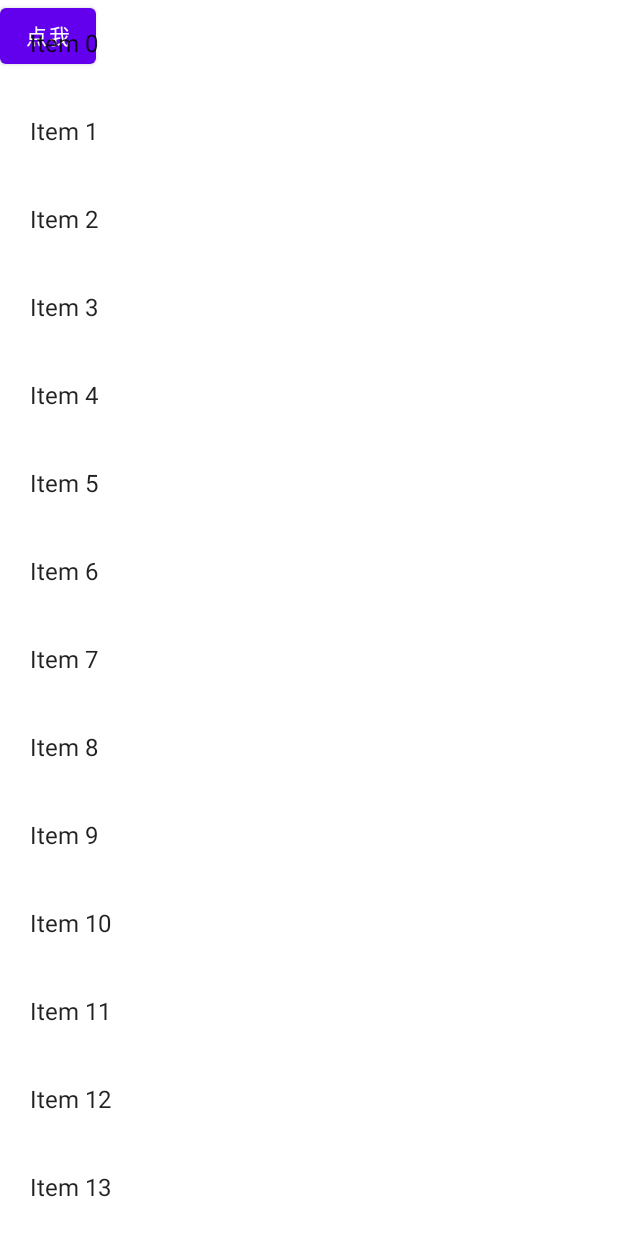
After one commit to FunnySaltyFish/JetpackComposeStudy, an Android app built with Jetpack Compose: the composable ClickEventTest shown on its own in the app's theme, on a phone screen of 412 x 824 dp. The commit adds this screen. Run offline under Robolectric (Android 15) with nearby library versions, the phone set to English and light mode, and no system bars.

```diff
--- a/app/build.gradle
+++ b/app/build.gradle
@@ -50,7 +50,7 @@ dependencies {
     implementation 'androidx.core:core-ktx:1.9.0'
 
     // Compose BOM, see https://developer.android.com/jetpack/compose/setup#bom-version-mapping
-    implementation platform("androidx.compose:compose-bom:2022.11.00")
+    implementation platform("androidx.compose:compose-bom:2022.10.00")
 
     implementation "androidx.compose.ui:ui"
     implementation "androidx.compose.material:material"
--- /dev/null
+++ b/app/src/main/java/com/funny/compose/study/ui/event_test/ClickEventTest.kt
@@ -0,0 +1,45 @@
+package com.funny.compose.study.ui.event_test
+
+import android.widget.Toast
+import androidx.compose.foundation.gestures.Orientation
+import androidx.compose.foundation.gestures.draggable
+import androidx.compose.foundation.gestures.rememberDraggableState
+import androidx.compose.foundation.interaction.MutableInteractionSource
+import androidx.compose.foundation.layout.*
+import androidx.compose.foundation.rememberScrollState
+import androidx.compose.foundation.verticalScroll
+import androidx.compose.material.Button
+import androidx.compose.material.Text
+import androidx.compose.runtime.*
+import androidx.compose.ui.Modifier
+import androidx.compose.ui.platform.LocalContext
+import androidx.compose.ui.unit.IntOffset
+import androidx.compose.ui.unit.dp
+import kotlin.math.roundToInt
+
+@Composable
+fun ClickEventTest() {
+    val ctx = LocalContext.current
+    var offset by remember {
+        mutableStateOf(0f)
+    }
+    Box(Modifier.fillMaxSize()) {
+        Button(
+            onClick = { Toast.makeText(ctx, "我是Toast", Toast.LENGTH_SHORT).show() },
+        ) {
+            Text(text = "点我")
+        }
+        Column(
+            Modifier
+                .fillMaxSize()
+                .offset { IntOffset(0, offset.roundToInt()) }
+                .draggable(rememberDraggableState(onDelta = { offset += it}), Orientation.Vertical)
+        ) {
+            repeat(20){ i->
+                key(i) {
+                    Text(text = "Item $i", modifier = Modifier.padding(20.dp))
+                }
+            }
+        }
+    }
+}
--- a/app/src/main/java/com/funny/compose/study/ui/videoe/ScreenE.kt
+++ b/app/src/main/java/com/funny/compose/study/ui/videoe/ScreenE.kt
@@ -20,8 +20,6 @@ import com.funny.cmaterialcolors.MaterialColors
 @Composable
 fun EScreen() {
     DraggableBox()
-//    val systemUiController = rememberSystemUiController()
-//    systemUiController.setStatusBarColor(Color.Green)
 }
 
 
--- a/gradle.properties
+++ b/gradle.properties
@@ -16,6 +16,6 @@ org.gradle.jvmargs=-Xmx2048m -Dfile.encoding=UTF-8
 # https://developer.android.com/topic/libraries/support-library/androidx-rn
 android.useAndroidX=true
 # Automatically convert third-party libraries to use AndroidX
-android.enableJetifier=true
+android.enableJetifier=false
 # Kotlin code style for this project: "official" or "obsolete":
 kotlin.code.style=official
```
Also changed, not shown: app/src/main/java/com/funny/compose/study/MainActivity.kt (+6 -1 lines), app/src/main/java/com/funny/compose/study/ui/anim/NumberChangeAnimation.kt (added, +56 -0 lines).
